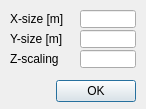
The window that ui/qdlgheightfielddimension.ui (CoppeliaRobotics/coppeliaSimLib) describes before a commit, drawn with Qt 5.
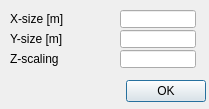
The same window after the commit.

```diff
--- a/ui/qdlgheightfielddimension.ui
+++ b/ui/qdlgheightfielddimension.ui
@@ -6,7 +6,7 @@
    <rect>
     <x>0</x>
     <y>0</y>
-    <width>146</width>
+    <width>209</width>
     <height>109</height>
    </rect>
   </property>
@@ -21,7 +21,7 @@
     <rect>
      <x>10</x>
      <y>10</y>
-     <width>71</width>
+     <width>111</width>
      <height>18</height>
     </rect>
    </property>
@@ -32,9 +32,9 @@
   <widget class="QLineEdit" name="qqSizeX">
    <property name="geometry">
     <rect>
-     <x>80</x>
+     <x>120</x>
      <y>10</y>
-     <width>56</width>
+     <width>76</width>
      <height>18</height>
     </rect>
    </property>
@@ -44,7 +44,7 @@
     <rect>
      <x>10</x>
      <y>30</y>
-     <width>71</width>
+     <width>111</width>
      <height>18</height>
     </rect>
    </property>
@@ -55,9 +55,9 @@
   <widget class="QLineEdit" name="qqSizeY">
    <property name="geometry">
     <rect>
-     <x>80</x>
+     <x>120</x>
      <y>30</y>
-     <width>56</width>
+     <width>76</width>
      <height>18</height>
     </rect>
    </property>
@@ -67,7 +67,7 @@
     <rect>
      <x>10</x>
      <y>50</y>
-     <width>71</width>
+     <width>111</width>
      <height>18</height>
     </rect>
    </property>
@@ -78,9 +78,9 @@
   <widget class="QLineEdit" name="qqScalingZ">
    <property name="geometry">
     <rect>
-     <x>80</x>
+     <x>120</x>
      <y>50</y>
-     <width>56</width>
+     <width>76</width>
      <height>18</height>
     </rect>
    </property>
@@ -90,7 +90,7 @@
     <rect>
      <x>5</x>
      <y>75</y>
-     <width>131</width>
+     <width>201</width>
      <height>32</height>
     </rect>
    </property>
```
